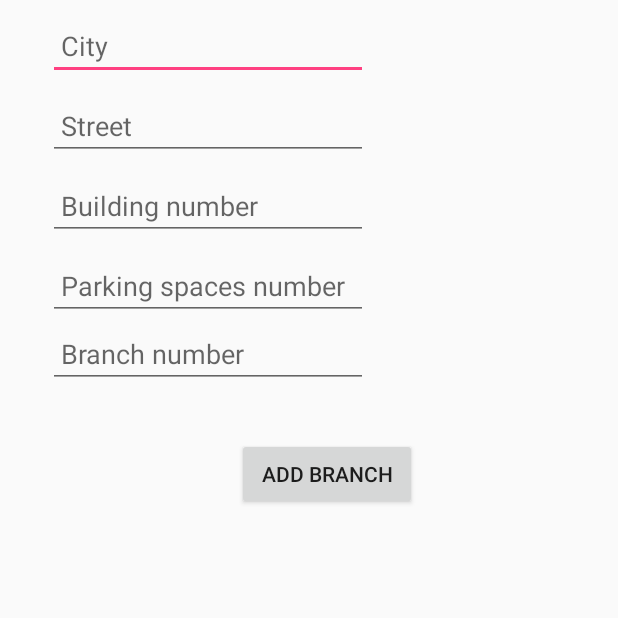
After one commit to davidyoels/Android5778_8694_7928_01, an Android app: the addBracnh screen opened directly, with no data from a screen before it, on a phone screen of 412 x 824 dp, the top half of it. The commit adds this screen. Run offline under Robolectric (Android 15) with nearby library versions, the light colour scheme and no system bars.

Commit message:
tray1eqwe

```diff
--- a/app/src/main/AndroidManifest.xml
+++ b/app/src/main/AndroidManifest.xml
@@ -20,7 +20,8 @@
         <activity android:name=".controller.addBracnh" />
         <activity android:name=".controller.addCarModel" />
         <activity android:name=".controller.addClient" />
-        <activity android:name=".cars_list"></activity>
+        <activity android:name=".cars_list" />
+        <activity android:name=".controller.show_client"></activity>
     </application>
 
 </manifest>
--- /dev/null
+++ b/app/src/main/java/com/example/davidsalmon/android5778_8694_7928_01/controller/addBracnh.java
@@ -0,0 +1,77 @@
+package com.example.davidsalmon.android5778_8694_7928_01.controller;
+
+import android.app.Activity;
+import android.content.ContentValues;
+import android.content.Context;
+import android.os.Bundle;
+import android.view.View;
+import android.widget.Button;
+import android.widget.EditText;
+import android.widget.Toast;
+
+import com.example.davidsalmon.android5778_8694_7928_01.R;
+import com.example.davidsalmon.android5778_8694_7928_01.model.backend.Car_GoConst;
+import com.example.davidsalmon.android5778_8694_7928_01.model.backend.FactoryMethod;
+import com.example.davidsalmon.android5778_8694_7928_01.model.entities.Branch;
+
+public class addBracnh extends Activity implements View.OnClickListener {
+
+    private EditText CityEditText;
+    private EditText StreetEditText;
+    private EditText BuildingNumberEditText;
+    private EditText ParkingSpacesNumberEditText;
+    private EditText BranchNumberEditText;
+    private Button addBracnhButton;
+    void findViews()
+    {
+        CityEditText = (EditText) findViewById(R.id.CityEditText);
+        StreetEditText = (EditText) findViewById(R.id.StreetEditText);
+        BuildingNumberEditText = (EditText) findViewById(R.id.BuildingNumberEditText);
+        ParkingSpacesNumberEditText = (EditText) findViewById(R.id.ParkingSpacesNumberEditText);
+        BranchNumberEditText = (EditText) findViewById(R.id.BranchNumberEditText);
+        addBracnhButton = (Button) findViewById(R.id.addBranchButton);
+        addBracnhButton.setOnClickListener( this );
+    }
+    @Override
+    protected void onCreate(Bundle savedInstanceState) {
+        super.onCreate(savedInstanceState);
+        setContentView(R.layout.activity_add_bracnh);
+        findViews();
+    }
+    public void onClick(View v)
+    {
+      if (v==addBracnhButton)
+          addBracnh();
+
+    }
+    void addBracnh() {
+        Context context = getApplicationContext();
+        CharSequence text = "one of the filed isnt correct";
+        int duration = Toast.LENGTH_SHORT;
+        Toast toast = Toast.makeText(context, text, duration);
+        final ContentValues contentValues = new ContentValues();
+        try{
+            int branch_number = Integer.valueOf(this.BranchNumberEditText.getText().toString());
+            int building_number = Integer.valueOf(this.BuildingNumberEditText.getText().toString());
+            int parking_spaces = Integer.valueOf(this.ParkingSpacesNumberEditText.getText().toString());
+            String city = CityEditText.getText().toString();
+            String street = StreetEditText.getText().toString();
+            if(city.isEmpty() || street.isEmpty())
+                toast.show();
+            else {
+                contentValues.put(Car_GoConst.BranchConst.CITY, city);
+                contentValues.put(Car_GoConst.BranchConst.STREET, street);
+                contentValues.put(Car_GoConst.BranchConst.BRANCH_NUMBER, branch_number);
+                contentValues.put(Car_GoConst.BranchConst.BUILDING_NUMBER, building_number);
+                contentValues.put(Car_GoConst.BranchConst.PARKING_SPACE_NUMBER, parking_spaces);
+                FactoryMethod.getManager().addBranch(contentValues);
+                finish();
+            }
+        } catch (Exception e) {
+
+            toast.show();
+
+        }
+
+    }
+}
--- /dev/null
+++ b/app/src/main/res/layout/activity_add_bracnh.xml
@@ -0,0 +1,81 @@
+<?xml version="1.0" encoding="utf-8"?>
+<android.support.constraint.ConstraintLayout xmlns:android="http://schemas.android.com/apk/res/android"
+    xmlns:app="http://schemas.android.com/apk/res-auto"
+    xmlns:tools="http://schemas.android.com/tools"
+    android:layout_width="match_parent"
+    android:layout_height="match_parent"
+    tools:context="com.example.davidsalmon.android5778_8694_7928_01.controller.addBracnh">
+
+    <EditText
+        android:id="@+id/CityEditText"
+        android:layout_width="0dp"
+        android:layout_height="wrap_content"
+        android:ems="10"
+        android:hint="@string/city"
+        android:inputType="textPostalAddress"
+        app:layout_constraintTop_toTopOf="parent"
+        android:layout_marginTop="8dp"
+        android:layout_marginLeft="32dp"
+        app:layout_constraintLeft_toLeftOf="parent" />
+
+    <EditText
+        android:id="@+id/StreetEditText"
+        android:layout_width="0dp"
+        android:layout_height="wrap_content"
+        android:ems="10"
+        android:hint="@string/street"
+        android:inputType="textPostalAddress"
+        android:layout_marginTop="8dp"
+        app:layout_constraintTop_toBottomOf="@+id/CityEditText"
+        android:layout_marginLeft="32dp"
+        app:layout_constraintLeft_toLeftOf="parent" />
+
+    <EditText
+        android:id="@+id/BuildingNumberEditText"
+        android:layout_width="0dp"
+        android:layout_height="wrap_content"
+        android:ems="10"
+        android:hint="@string/BuildingNumber"
+        android:inputType="number"
+        android:layout_marginLeft="32dp"
+        app:layout_constraintLeft_toLeftOf="parent"
+        android:layout_marginTop="8dp"
+        app:layout_constraintTop_toBottomOf="@+id/StreetEditText" />
+
+    <EditText
+        android:id="@+id/ParkingSpacesNumberEditText"
+        android:layout_width="0dp"
+        android:layout_height="wrap_content"
+        android:ems="10"
+        android:hint="@string/ParkingSpacesNumber"
+        android:inputType="number"
+        android:layout_marginTop="8dp"
+        app:layout_constraintTop_toBottomOf="@+id/BuildingNumberEditText"
+        android:layout_marginLeft="32dp"
+        app:layout_constraintLeft_toLeftOf="parent" />
+
+    <EditText
+        android:id="@+id/BranchNumberEditText"
+        android:layout_width="0dp"
+        android:layout_height="wrap_content"
+        android:ems="10"
+        android:hint="@string/BranchNumber"
+        android:inputType="number"
+        android:layout_marginLeft="32dp"
+        app:layout_constraintLeft_toLeftOf="parent"
+        android:layout_marginTop="0dp"
+        app:layout_constraintTop_toBottomOf="@+id/ParkingSpacesNumberEditText" />
+
+    <Button
+        android:id="@+id/addBranchButton"
+        android:layout_width="120dp"
+        android:layout_height="wrap_content"
+        android:layout_marginLeft="32dp"
+        android:layout_marginRight="8dp"
+        android:layout_marginTop="33dp"
+        android:text="add branch"
+        app:layout_constraintLeft_toLeftOf="parent"
+        app:layout_constraintRight_toRightOf="parent"
+        app:layout_constraintTop_toBottomOf="@+id/BranchNumberEditText" />
+
+</android.support.constraint.ConstraintLayout>
```
Also changed, not shown: app/src/main/java/com/example/davidsalmon/android5778_8694_7928_01/cars_list.java (added, +15 -0 lines), app/src/main/java/com/example/davidsalmon/android5778_8694_7928_01/controller/MainActivity.java (+7 -2 lines), app/src/main/java/com/example/davidsalmon/android5778_8694_7928_01/controller/addCar.java (added, +73 -0 lines), app/src/main/java/com/example/davidsalmon/android5778_8694_7928_01/controller/addCarModel.java (added, +15 -0 lines), app/src/main/java/com/example/davidsalmon/android5778_8694_7928_01/controller/addClient.java (added, +15 -0 lines), app/src/main/java/com/example/davidsalmon/android5778_8694_7928_01/controller/show_client.java (added, +15 -0 lines), app/src/main/res/layout/activity_add_car.xml (added, +69 -0 lines), app/src/main/res/layout/activity_add_car_model.xml (added, +9 -0 lines), app/src/main/res/layout/activity_add_client.xml (added, +9 -0 lines), app/src/main/res/layout/activity_cars_list.xml (added, +14 -0 lines), app/src/main/res/layout/activity_show_client.xml (added, +9 -0 lines).
